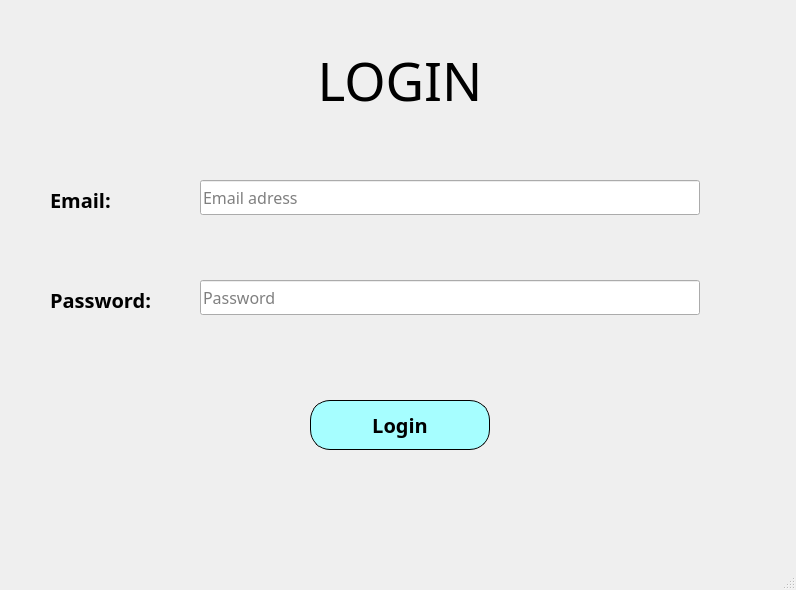
Qt form Lesson6/login.ui (trungsliver/MK-C4K-PTA22) before a commit.
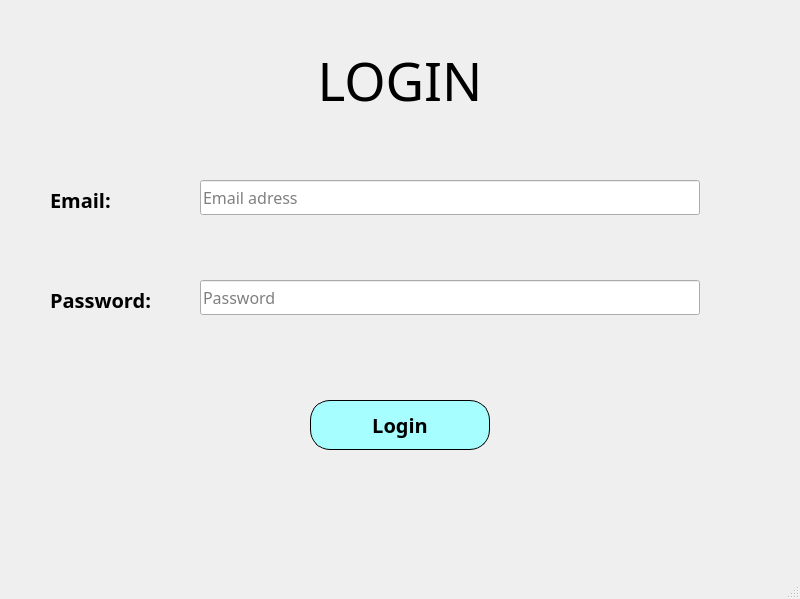
The same form after that commit.

What changed in the file:
```diff
--- a/Lesson6/login.ui
+++ b/Lesson6/login.ui
@@ -6,8 +6,8 @@
    <rect>
     <x>0</x>
     <y>0</y>
-    <width>796</width>
-    <height>590</height>
+    <width>800</width>
+    <height>599</height>
    </rect>
   </property>
   <property name="windowTitle">
```
Left out of the diff: 6 changed lines with no effect on the pictures.
